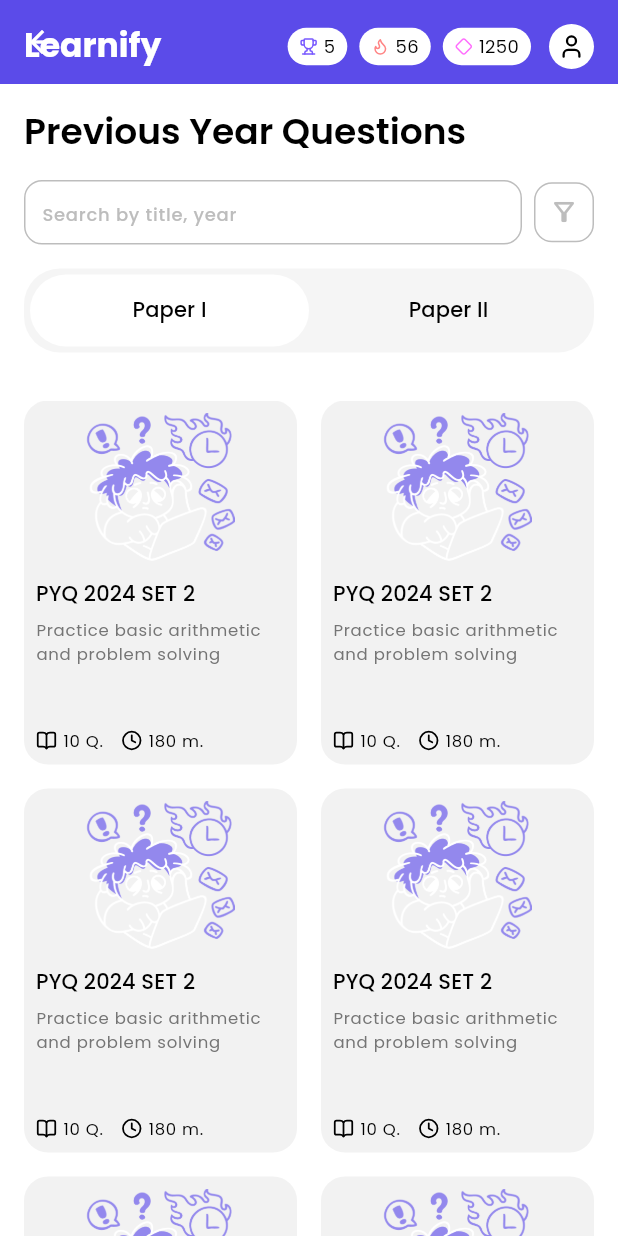
After one commit to Aswin964567/learnify_app, a Flutter app: the PreviousYearQuestionsScreen screen opened directly, on a phone screen of 412 x 824 dp. The commit adds this screen. Run offline on Flutter 3.47's test engine with Material 3 defaults, Android fonts, the phone set to English and light mode, and no system bars; our stand-ins replace carousel_slider, flutter_riverpod, gap, go_router, google_fonts, lucide_icons.

Commit message:
feat(previous year questions screen):add previous year questions screen

```diff
--- /dev/null
+++ b/lib/features/pyq/presentation/pyq_card.dart
@@ -0,0 +1,67 @@
+import 'package:flutter/material.dart';
+
+import 'package:gap/gap.dart';
+import 'package:learnify_app/core/extensions/context_extensions.dart';
+import 'package:learnify_app/core/theme/colors/app_colors.dart';
+import 'package:lucide_icons/lucide_icons.dart';
+
+class PYQCard extends StatelessWidget {
+  const PYQCard({super.key});
+
+  @override
+  Widget build(BuildContext context) {
+    return Container(
+      padding: context.paddingS,
+      decoration: BoxDecoration(
+        color: Color(0xFFF2F2F2),
+        borderRadius: BorderRadius.circular(16),
+      ),
+      child: Column(
+        crossAxisAlignment: CrossAxisAlignment.start,
+        children: [
+          Row(
+            mainAxisAlignment: MainAxisAlignment.center,
+            children: [
+              SizedBox(
+                height: context.screenHeight * 0.12,
+                child: Image.asset(
+                  'assets/images/start_test.png',
+                  fit: BoxFit.contain,
+                ),
+              ),
+            ],
+          ),
+          const Gap(12),
+          Text('PYQ 2024 SET 2', style: context.textTheme.titleSmall),
+          const Gap(6),
+          Text(
+            'Practice basic arithmetic\nand problem solving',
+            style: context.textTheme.labelSmall?.copyWith(
+              color: Colors.grey[600],
+            ),
+          ),
+          const Spacer(),
+          Row(
+            children: [
+              const Icon(
+                LucideIcons.bookOpen,
+                size: 14,
+                color: AppColors.onSurface,
+              ),
+              const Gap(4),
+              Text('10 Q.', style: context.textTheme.labelSmall),
+              const Gap(12),
+              const Icon(
+                LucideIcons.clock,
+                size: 14,
+                color: AppColors.onSurface,
+              ),
+              const Gap(4),
+              Text('180 m.', style: context.textTheme.labelSmall),
+            ],
+          ),
+        ],
+      ),
+    );
+  }
+}
--- /dev/null
+++ b/lib/features/pyq/presentation/screens/pyq_screen.dart
@@ -0,0 +1,129 @@
+import 'package:flutter/material.dart';
+import 'package:gap/gap.dart';
+
+import 'package:learnify_app/core/extensions/context_extensions.dart';
+import 'package:learnify_app/core/theme/colors/app_colors.dart';
+import 'package:learnify_app/presentation/widgets/common_appbar.dart';
+import 'package:learnify_app/features/pyq/presentation/pyq_card.dart';
+
+class PreviousYearQuestionsScreen extends StatelessWidget {
+  const PreviousYearQuestionsScreen({super.key});
+
+  @override
+  Widget build(BuildContext context) {
+    return DefaultTabController(
+      length: 2,
+      child: Scaffold(
+        backgroundColor: AppColors.onPrimary,
+        body: NestedScrollView(
+          headerSliverBuilder:
+              (context, innerBoxIsScrolled) => [
+                const CommonAppbar(),
+                SliverToBoxAdapter(
+                  child: Padding(
+                    padding: context.paddingHorizontal,
+                    child: Column(
+                      crossAxisAlignment: CrossAxisAlignment.start,
+                      children: [
+                        const Gap(16),
+                        Text(
+                          'Previous Year Questions',
+                          style: context.textTheme.headlineSmall,
+                        ),
+                        const Gap(16),
+                        Row(
+                          children: [
+                            Expanded(
+                              child: TextField(
+                                decoration: InputDecoration(
+                                  hintText: 'Search by title, year',
+                                  hintStyle: context.textTheme.labelMedium
+                                      ?.copyWith(color: AppColors.outline),
+                                  isDense: true,
+                                  contentPadding: context.paddingS,
+                                  border: OutlineInputBorder(
+                                    borderRadius: BorderRadius.circular(12),
+                                    borderSide: BorderSide(
+                                      color: AppColors.outline,
+                                    ),
+                                  ),
+                                ),
+                              ),
+                            ),
+                            const Gap(8),
+                            Container(
+                              height: 40,
+                              width: 40,
+                              decoration: BoxDecoration(
+                                color: Colors.white,
+                                border: Border.all(color: AppColors.outline),
+                                borderRadius: BorderRadius.circular(12),
+                              ),
+                              child: IconButton(
+                                icon: const Icon(
+                                  Icons.filter_alt_outlined,
+                                  color: AppColors.outline,
+                                  size: 20,
+                                ),
+                                onPressed: () {
+                                  // Handle filter action
+                                },
+                              ),
+                            ),
+                          ],
+                        ),
+                        const Gap(16),
+                        Container(
+                          padding: context.paddingXS,
+                          decoration: BoxDecoration(
+                            color: context.colorScheme.surface,
+                            borderRadius: BorderRadius.circular(24),
+                          ),
+                          child: TabBar(
+                            indicator: BoxDecoration(
+                              color: context.colorScheme.onPrimary,
+                              borderRadius: BorderRadius.circular(24),
+                            ),
+                            indicatorSize: TabBarIndicatorSize.tab,
+                            dividerColor: Colors.transparent,
+                            labelColor: context.colorScheme.onSurface,
+                            unselectedLabelColor: context.colorScheme.onSurface,
+                            labelStyle: context.textTheme.labelLarge,
+                            labelPadding: EdgeInsets.zero,
+                            tabs: const [
+                              Tab(text: 'Paper I'),
+                              Tab(text: 'Paper II'),
+                            ],
+                          ),
+                        ),
+                        const Gap(16),
+                      ],
+                    ),
+                  ),
+                ),
+              ],
+          body: TabBarView(
+            children: [_buildGrid(context), _buildGrid(context)],
+          ),
+        ),
+      ),
+    );
+  }
+
+  Widget _buildGrid(BuildContext context) {
+    return Padding(
+      padding: context.paddingHorizontal.add(const EdgeInsets.only(top: 16)),
+      child: GridView.builder(
+        padding: EdgeInsets.zero,
+        itemCount: 6,
+        gridDelegate: const SliverGridDelegateWithFixedCrossAxisCount(
+          crossAxisCount: 2,
+          mainAxisSpacing: 16,
+          crossAxisSpacing: 16,
+          childAspectRatio: 0.75,
+        ),
+        itemBuilder: (context, index) => const PYQCard(),
+      ),
+    );
+  }
+}
--- a/lib/presentation/bottom_nav/bottom_nav_scaffold.dart
+++ b/lib/presentation/bottom_nav/bottom_nav_scaffold.dart
@@ -2,6 +2,7 @@ import 'package:flutter/material.dart';
 import 'package:flutter_riverpod/flutter_riverpod.dart';
 import 'package:learnify_app/features/home/presentation/screens/home_screen.dart';
 import 'package:learnify_app/features/leaderboard/presentation/screens/leaderboard_screen.dart';
+import 'package:learnify_app/features/pyq/presentation/screens/pyq_screen.dart';
 
 import 'bottom_nav_controller.dart';
 import 'bottom_nav_widget.dart';
@@ -16,7 +17,7 @@ class BottomNavScaffold extends ConsumerWidget {
     final pages = [
       const HomeScreen(),
       const HomeScreen(),
-      const HomeScreen(),
+      const PreviousYearQuestionsScreen(),
       const LeaderboardScreen(),
     ];
 
```
